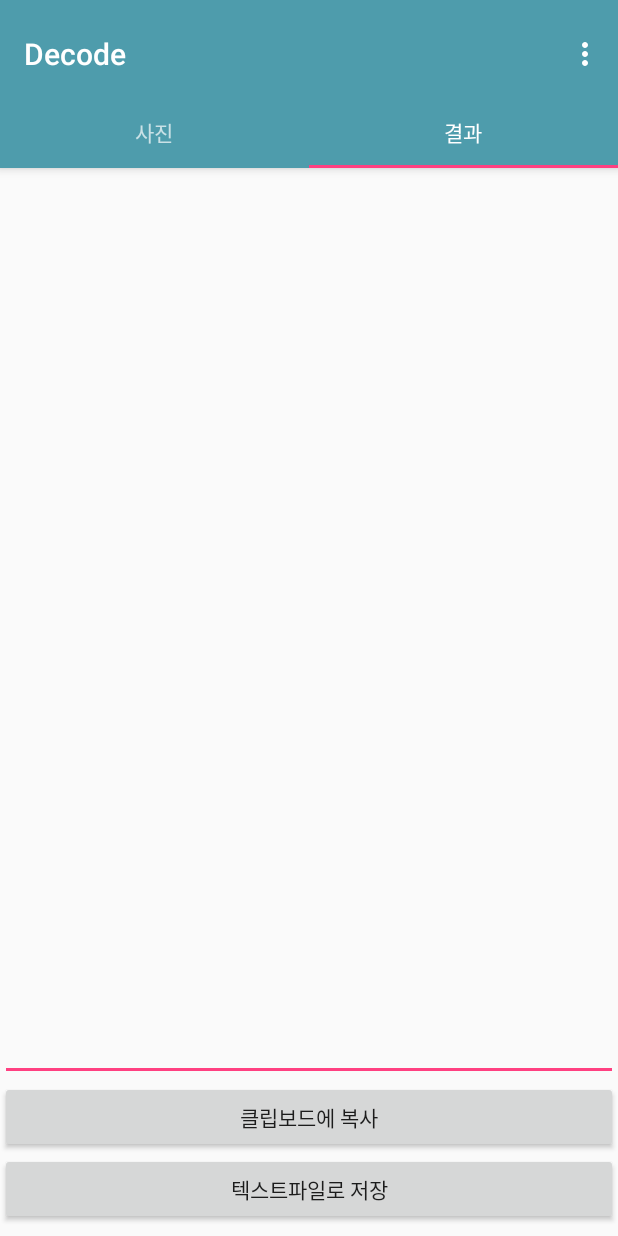
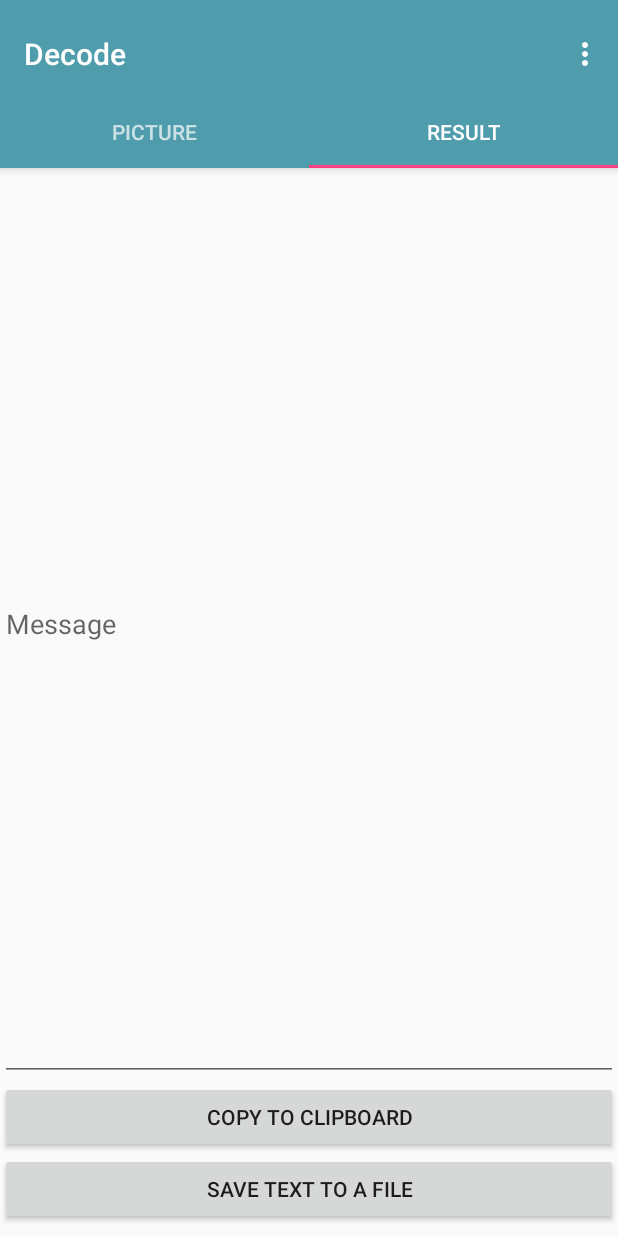
Before and after one commit to Spaqin/img-steganography-android, an Android app: the Decode screen opened directly, with no data from a screen before it, tab 2 chosen, on a phone screen of 412 x 824 dp. Run offline under Robolectric (Android 15) with nearby library versions, the phone set to English and light mode, and no system bars.

Commit message:
added decoding, small fixes in encoding, layout changes for decoding

```diff
--- a/app/src/main/java/com/example/wngud/stegano/Decode.java
+++ b/app/src/main/java/com/example/wngud/stegano/Decode.java
@@ -1,6 +1,10 @@
 package com.example.wngud.stegano;
 
+import android.content.ContentResolver;
 import android.content.Intent;
+import android.graphics.Bitmap;
+import android.net.Uri;
+import android.provider.MediaStore;
 import android.support.design.widget.NavigationView;
 import android.support.design.widget.TabLayout;
 import android.support.design.widget.FloatingActionButton;
@@ -16,13 +20,17 @@ import android.support.v4.app.FragmentManager;
 import android.support.v4.app.FragmentPagerAdapter;
 import android.support.v4.view.ViewPager;
 import android.os.Bundle;
+import android.util.Log;
 import android.view.LayoutInflater;
 import android.view.Menu;
 import android.view.MenuItem;
 import android.view.View;
 import android.view.ViewGroup;
 
+import android.widget.EditText;
+import android.widget.ImageView;
 import android.widget.TextView;
+import android.widget.Toast;
 
 public class Decode extends AppCompatActivity implements NavigationView.OnNavigationItemSelectedListener {
 
@@ -35,7 +43,10 @@ public class Decode extends AppCompatActivity implements NavigationView.OnNaviga
      * {@link android.support.v4.app.FragmentStatePagerAdapter}.
      */
     private SectionsPagerAdapter mSectionsPagerAdapter;
-
+    final private int PICK_FROM_ALBUM = 0;
+    private ImageView mDecodeGallery;
+    private DecodeControl decodeControl;
+    private EditText mDecodeMessage;
     /**
      * The {@link ViewPager} that will host the section contents.
      */
@@ -58,6 +69,7 @@ public class Decode extends AppCompatActivity implements NavigationView.OnNaviga
 
         TabLayout tabLayout = (TabLayout) findViewById(R.id.tabs);
         tabLayout.setupWithViewPager(mViewPager);
+        decodeControl = new DecodeControl(this);
 
     }
     @Override
@@ -105,7 +117,44 @@ public class Decode extends AppCompatActivity implements NavigationView.OnNaviga
         return super.onOptionsItemSelected(item);
     }
 
+    public void onClickGallery(View v)
+    {
+        Intent intent = new Intent(Intent.ACTION_PICK);
+        intent.setType(android.provider.MediaStore.Images.Media.CONTENT_TYPE);
+        startActivityForResult(intent, PICK_FROM_ALBUM);
+    }
 
+    public void onClickDecode(View v)
+    {
+        String message = decodeControl.decode();
+        if(decodeControl.isText() && message != null)
+        {
+            Toast.makeText(this, getString(R.string.successful_decode), Toast.LENGTH_LONG).show();
+            mDecodeMessage = (EditText) findViewById(R.id.decodeMessageField);
+            mDecodeMessage.setText(message);
+        }
+    }
+    @Override
+    protected void onActivityResult(int requestCode, int resultCode, Intent data)
+    {
+        if(resultCode == RESULT_OK)
+        {
+            if(requestCode == PICK_FROM_ALBUM)
+            {
+                try{
+                    mDecodeGallery = (ImageView) findViewById(R.id.decodePreview);
+
+                    Uri selectedimg = data.getData();
+                    Bitmap bm = MediaStore.Images.Media.getBitmap(this.getContentResolver(), selectedimg);
+                    decodeControl.setPicture(bm);
+                    Bitmap resizedBmp = Helpers.resizeForPreview(bm);
+                    mDecodeGallery.setImageBitmap(resizedBmp);
+                }catch(Exception e){
+                    e.printStackTrace();
+                }
+            }
+        }
+    }
     /**
      * A {@link FragmentPagerAdapter} that returns a fragment corresponding to
      * one of the sections/tabs/pages.
@@ -136,7 +185,7 @@ public class Decode extends AppCompatActivity implements NavigationView.OnNaviga
 
         @Override
         public int getCount() {
-            // Show 3 total pages.
+            // Show 2 total pages.
             return 2;
         }
 
@@ -144,9 +193,9 @@ public class Decode extends AppCompatActivity implements NavigationView.OnNaviga
         public CharSequence getPageTitle(int position) {
             switch (position) {
                 case 0:
-                    return "사진";
+                    return getString(R.string.picture);
                 case 1:
-                    return "결과";
+                    return getString(R.string.result);
             }
             return null;
         }
--- a/app/src/main/res/layout/fragment_decode_fragment2.xml
+++ b/app/src/main/res/layout/fragment_decode_fragment2.xml
@@ -13,26 +13,31 @@
             android:layout_height="wrap_content"
             android:inputType="textMultiLine"
             android:ems="10"
-            android:id="@+id/editText5"
+            android:id="@+id/decodeMessageField"
             android:layout_alignParentEnd="true"
             android:layout_alignParentStart="true"
             android:layout_alignParentTop="true"
-            android:layout_above="@+id/button9" />
+            android:layout_above="@+id/clipboardButton"
+            android:clickable="false"
+            android:cursorVisible="false"
+            android:focusable="false"
+            android:focusableInTouchMode="false"
+            android:hint="@string/message" />
 
         <Button
             android:layout_width="wrap_content"
             android:layout_height="wrap_content"
-            android:text="클립보드에 복사"
-            android:id="@+id/button9"
-            android:layout_above="@+id/button11"
+            android:text="@string/clipboard_button"
+            android:id="@+id/clipboardButton"
+            android:layout_above="@+id/saveButton"
             android:layout_alignParentStart="true"
             android:layout_alignParentEnd="true" />
 
         <Button
             android:layout_width="wrap_content"
             android:layout_height="wrap_content"
-            android:text="텍스트파일로 저장"
-            android:id="@+id/button11"
+            android:text="@string/save_text_button"
+            android:id="@+id/saveButton"
             android:layout_marginBottom="63dp"
             android:layout_alignParentBottom="true"
             android:layout_alignParentStart="true"
--- a/app/src/main/res/values/strings.xml
+++ b/app/src/main/res/values/strings.xml
@@ -28,4 +28,14 @@
     <string name="error_encode">There was an error with the encoding.</string>
     <string name="picture_path">Picture was saved to</string>
     <string name="hide_msg">Encoding</string>
+    <string name="decode_button">Decode</string>
+    <string name="clipboard_button">Copy to clipboard</string>
+    <string name="save_text_button">Save text to a file</string>
+    <string name="result">Result</string>
+    <string name="error_decode_encryption">There was an error with encryption. Are you sure you chose the right algorithm and password?</string>
+    <string name="file_found_toast">A file was hidden in the picture. Saving...</string>
+    <string name="file_saved_toast">File saved to </string>
+    <string name="error_file_saved">There was an error with saving the file.</string>
+    <string name="message">Message</string>
+    <string name="successful_decode">Decoded successfully! Swipe left to see results.</string>
 </resources>
```
Also changed, not shown: app/src/main/java/com/example/wngud/stegano/DecodeControl.java (added, +137 -0 lines), app/src/main/java/com/example/wngud/stegano/Encode.java (+5 -28 lines), app/src/main/java/com/example/wngud/stegano/EncodeControl.java (+6 -8 lines), app/src/main/java/com/example/wngud/stegano/SingleMediaScanner.java (added, +29 -0 lines), app/src/main/java/com/example/wngud/stegano/SteganoAlgorithms/UnhideInformation.java (+4 -6 lines), app/src/main/res/layout/fragment_decode_fragment1.xml (+19 -24 lines), 2 other files.
